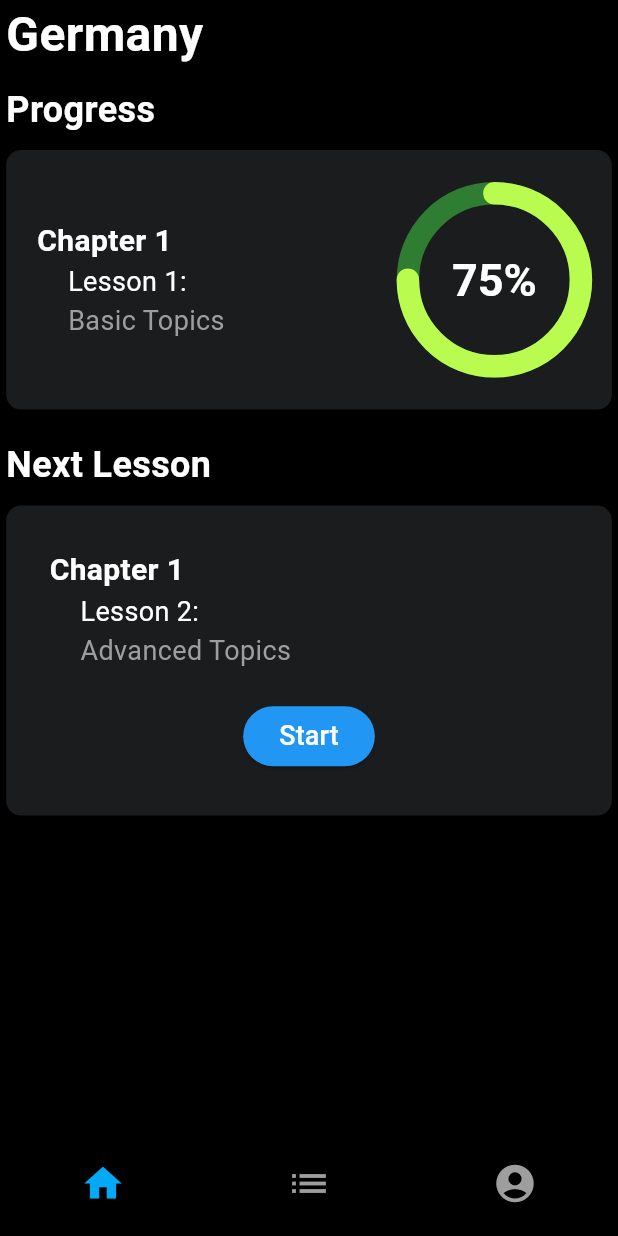
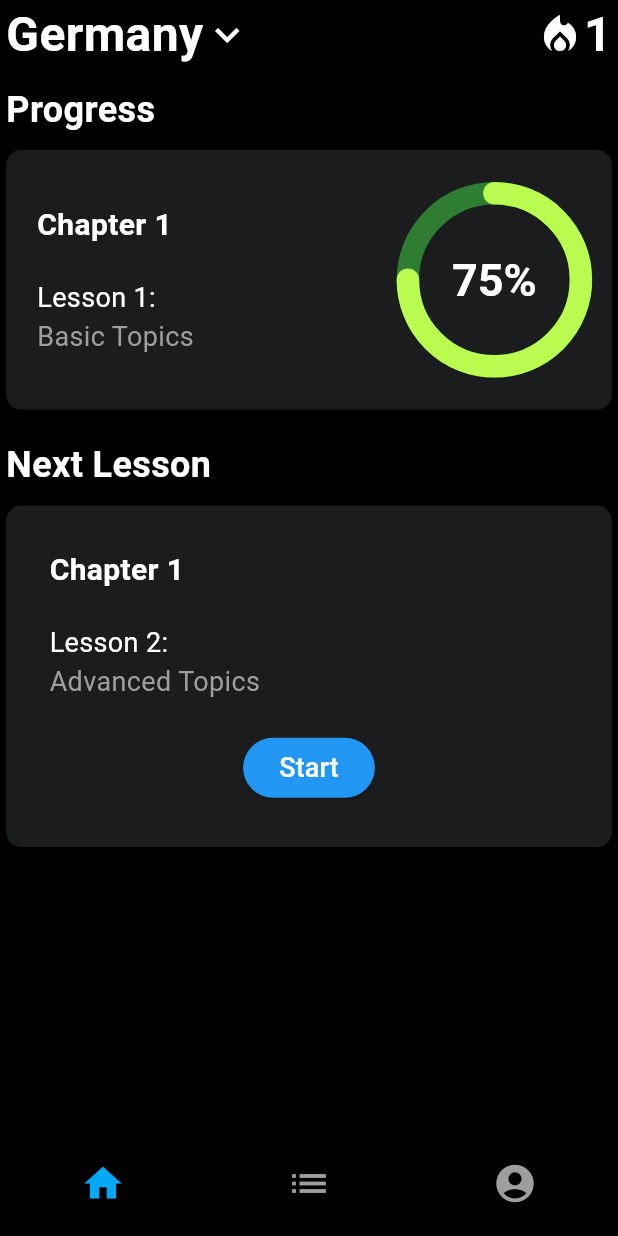
Before and after one commit to dopeCoded/bero, a Flutter app: the screen it shows after launch, on a phone screen of 412 x 824 dp. Run offline on Flutter 3.47's test engine with Material 3 defaults, Android fonts, the light colour scheme and no system bars.

Commit message:
updated home screen

```diff
--- a/lib/home_screen.dart
+++ b/lib/home_screen.dart
@@ -21,9 +21,36 @@ class HomeScreenState extends State<HomeScreen> {
               mainAxisSize: MainAxisSize.min,
               crossAxisAlignment: CrossAxisAlignment.start,  // 左揃えに設定
               children: <Widget>[
-                Text(
-                  'Germany',
-                  style: TextStyle(fontSize: 32, fontWeight: FontWeight.bold, color: Colors.white),
+                Row(
+                  children: <Widget>[
+                    Text(
+                      'Germany',
+                      style: TextStyle(
+                        fontSize: 32,
+                        fontWeight: FontWeight.bold,
+                        color: Colors.white,
+                      ),
+                    ),
+                    Icon(
+                      Icons.expand_more,
+                      color: Colors.white,
+                      size: 32,  // アイコンのサイズをテキストに合わせる
+                    ),
+                    Spacer(),
+                    Icon(
+                      Icons.local_fire_department,
+                      color: Colors.white,
+                      size: 32,  // アイコンのサイズをテキストに合わせる
+                    ),
+                    Text(
+                      '1',
+                      style: TextStyle(
+                        fontSize: 32,
+                        fontWeight: FontWeight.bold,
+                        color: Colors.white,
+                      ),
+                    ),
+                  ],
                 ),
                 SizedBox(height: 10),
                 Text(
@@ -45,14 +72,9 @@ class HomeScreenState extends State<HomeScreen> {
                           crossAxisAlignment: CrossAxisAlignment.start,
                           children: <Widget>[
                             Text('Chapter 1', style: TextStyle(fontSize: 20, fontWeight: FontWeight.bold, color: Colors.white)),
-                            Padding(
-                              padding: EdgeInsets.only(left: MediaQuery.of(context).size.width * 0.05),
-                              child: Text('Lesson 1:', style: TextStyle(fontSize: 18, color: Colors.white)),
-                            ),
-                            Padding(
-                              padding: EdgeInsets.only(left: MediaQuery.of(context).size.width * 0.05),
-                              child: Text('Basic Topics', style: TextStyle(fontSize: 18, color: Colors.grey)),
-                            ),
+                            Text(''),
+                            Text('Lesson 1:', style: TextStyle(fontSize: 18, color: Colors.white),),
+                            Text('Basic Topics', style: TextStyle(fontSize: 18, color: Colors.grey),),
                           ],
                         ),
                       ),
@@ -77,14 +99,9 @@ class HomeScreenState extends State<HomeScreen> {
                     crossAxisAlignment: CrossAxisAlignment.start,
                     children: <Widget>[
                       Text('Chapter 1', style: TextStyle(fontSize: 20, fontWeight: FontWeight.bold, color: Colors.white)),
-                      Padding(
-                        padding: EdgeInsets.only(left: MediaQuery.of(context).size.width * 0.05),
-                        child: Text('Lesson 2:', style: TextStyle(fontSize: 18, color: Colors.white)),
-                      ),
-                      Padding(
-                        padding: EdgeInsets.only(left: MediaQuery.of(context).size.width * 0.05),
-                        child: Text('Advanced Topics', style: TextStyle(fontSize: 18, color: Colors.grey)),
-                      ),
+                      Text(''),
+                      Text('Lesson 2:', style: TextStyle(fontSize: 18, color: Colors.white)),
+                      Text('Advanced Topics', style: TextStyle(fontSize: 18, color: Colors.grey)),
                       SizedBox(height: 20),
                       Center(  // Center ウィジェットを追加してボタンを中央に配置
                         child: ElevatedButton(
```
Also changed, not shown: lib/list.dart (+29 -50 lines).
